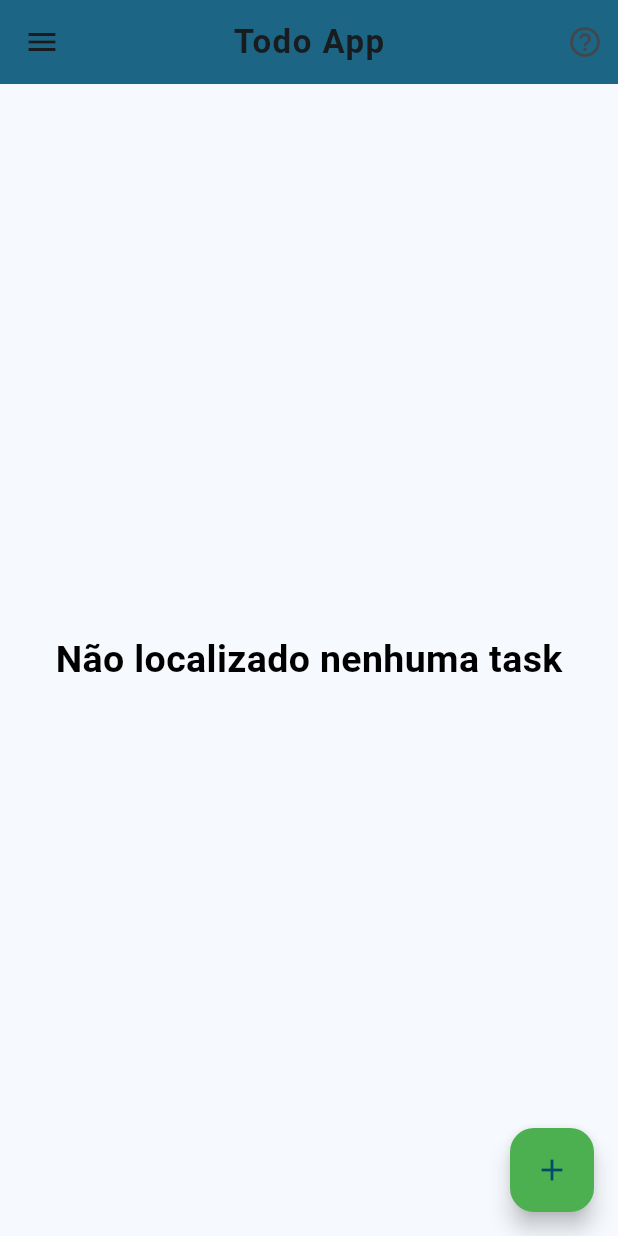
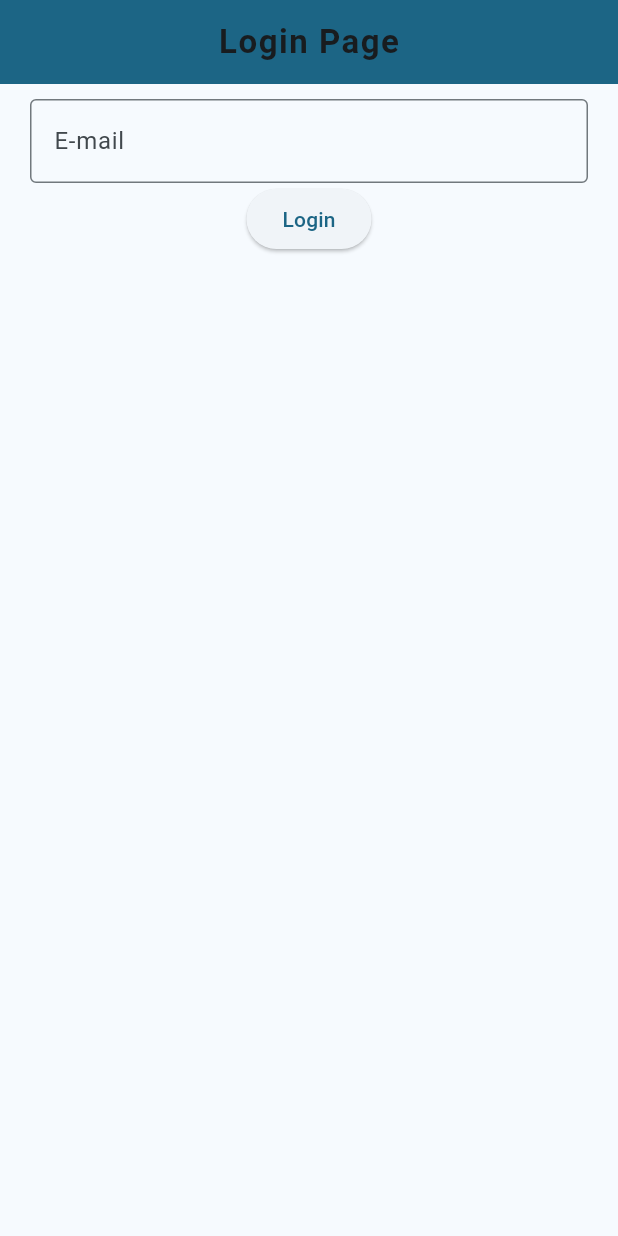
Before and after one commit to marcos-menegazzi/todoApp, a Flutter app: the screen it shows after launch, on a phone screen of 412 x 824 dp. Run offline on Flutter 3.47's test engine with Material 2 defaults, Android fonts, the phone set to English and light mode, and no system bars; our stand-ins replace sqflite; accounts and stored records are empty.

Commit message:
User Login storage and dynamic first page

```diff
--- a/lib/database/db_handler.dart
+++ b/lib/database/db_handler.dart
@@ -1,3 +1,4 @@
+import 'package:myapp/models/user_model.dart';
 import 'package:myapp/models/todo_model.dart';
 import 'package:path_provider/path_provider.dart';
 import 'package:sqflite/sqflite.dart';
@@ -33,6 +34,15 @@ class DBHelper {
               "description TEXT NOT NULL"
             ")"
     );
+
+    await db.execute("CREATE TABLE "
+        "user("
+        "id INTEGER PRIMARY KEY AUTOINCREMENT,"
+        "email TEXT NOT NULL,"
+        "auth_token TEXT NOT NULL,"
+        "name TEXT NOT NULL"
+        ")"
+    );
   }
 
   Future<TodoModel> insert(TodoModel todoModel) async {
@@ -57,4 +67,26 @@ class DBHelper {
     var dbClient = await db;
     return await dbClient!.delete('todo', where: 'id = ?', whereArgs: [ id ]);
   }
+
+  Future<UserModel> getUser() async {
+    await db;
+
+    final List<Map<String, Object?>> queryResult = await _db!.query('user');
+    final List<UserModel> userList = queryResult.map((e) => UserModel.fromMap(e)).toList();
+
+    print(queryResult);
+
+    if(userList.isEmpty) {
+      return UserModel();
+    }
+
+    return userList.first;
+  }
+
+  Future<UserModel> login(UserModel user) async {
+    var dbClient = await db;
+    await dbClient?.insert('user', user.toMap());
+
+    return user;
+  }
 }
--- /dev/null
+++ b/lib/login_screen.dart
@@ -0,0 +1,95 @@
+import 'package:flutter/material.dart';
+import 'package:myapp/database/db_handler.dart';
+import 'package:myapp/home_screen.dart';
+import 'package:myapp/models/user_model.dart';
+
+// ignore: must_be_immutable
+class LoginScreen extends StatefulWidget {
+  const LoginScreen({super.key});
+
+
+  @override
+  State<LoginScreen> createState() => _LoginScreenState();
+}
+
+class _LoginScreenState extends State<LoginScreen> {
+
+  DBHelper? dbHelper;
+  final _fromKey = GlobalKey<FormState>();
+
+  @override
+  void initState() {
+    super.initState();
+    dbHelper = DBHelper();
+  }
+
+  @override
+  Widget build(BuildContext context) {
+    final emailController = TextEditingController();
+
+    return Scaffold(
+      appBar: AppBar(
+        backgroundColor: Theme.of(context).colorScheme.primary,
+        title: const Text(
+            'Login Page',
+            style: TextStyle(
+                fontSize: 22,
+                fontWeight: FontWeight.w600,
+                letterSpacing: 1
+            )
+        ),
+        centerTitle: true,
+        elevation: 0
+      ),
+      body: Padding(
+        padding: const EdgeInsets.only(top: 10),
+        child: SingleChildScrollView(
+          child: Column(children: [
+            Form(
+              key: _fromKey,
+              child: Column(children: [
+                Padding(
+                  padding: const EdgeInsets.symmetric(horizontal: 20),
+                  child: TextFormField(
+                    keyboardType: TextInputType.multiline,
+                    controller: emailController,
+                    decoration: const InputDecoration(
+                        border: OutlineInputBorder(),
+                        labelText: "E-mail"
+                    ),
+                    validator: (value) {
+                      if(value!.isEmpty) {
+                        return "Digite o e-mail";
+                      }
+                      return null;
+                    },
+                  ),
+                ),
+                Padding(
+                    padding: const EdgeInsets.symmetric(horizontal: 20),
+                    child: Center(
+                      child: ElevatedButton(
+                        onPressed: () {
+                          if(_fromKey.currentState!.validate()) {
+                            dbHelper!.login(UserModel(
+                              name: 'algum usuário',
+                              email: emailController.text,
+                              authToken: 'algum token'
+                            ));
+
+                            Navigator.push(context, MaterialPageRoute(builder: (context) => const MyHomePage()));
+                            emailController.clear();
+                          }
+                        },
+                        child: const Text('Login'),
+                      ),
+                    ),
+                )
+              ],),
+            )
+          ],),
+        ),
+      ),
+    );
+  }
+}
--- a/lib/main.dart
+++ b/lib/main.dart
@@ -1,23 +1,34 @@
 import 'package:flutter/material.dart';
 import 'package:myapp/home_screen.dart';
+import 'package:myapp/login_screen.dart';
+import 'package:myapp/database/db_handler.dart';
+import 'package:myapp/models/user_model.dart';
 
-void main() {
-  runApp(const MyApp());
+Future selectStartPage() async {
+  DBHelper? dbHelper = DBHelper();
+  UserModel userModel = await dbHelper.getUser();
+
+  print(userModel.email);
+
+  return userModel.email != null ? '/home': '/login';
 }
 
-class MyApp extends StatelessWidget {
-  const MyApp({super.key});
+void main() async{
+  WidgetsFlutterBinding.ensureInitialized();
+  String defaultHome = await selectStartPage();
 
-  // This widget is the root of your application.
-  @override
-  Widget build(BuildContext context) {
-    return MaterialApp(
-      title: 'Todo App',
+  runApp( MaterialApp(
+      title: 'App',
       theme: ThemeData(
         colorScheme: ColorScheme.fromSeed(seedColor: Colors.lightBlueAccent),
         useMaterial3: true,
       ),
-      home: const MyHomePage(),
-    );
-  }
+      initialRoute: defaultHome,
+      routes: <String, WidgetBuilder>{
+        // Set routes for using the Navigator.
+        '/home': (BuildContext context) => const MyHomePage(),
+        '/login': (BuildContext context) => const LoginScreen()
+      },
+    )
+  );
 }
--- /dev/null
+++ b/lib/models/user_model.dart
@@ -0,0 +1,24 @@
+class UserModel {
+  final int? id;
+  final String? email;
+  final String? name;
+  final String? authToken;
+
+  UserModel({
+    this.id,
+    this.email,
+    this.name,
+    this.authToken
+  });
+
+  UserModel.fromMap(Map<String, dynamic> res): id = res['id'], email = res['email'], name = res['name'], authToken = res['auth_token'];
+
+  Map<String, Object?> toMap(){
+    return  {
+      'id': id,
+      'name': name,
+      'email': email,
+      'auth_token': authToken
+    };
+  }
+}
```
Also changed, not shown: 1 other file.
